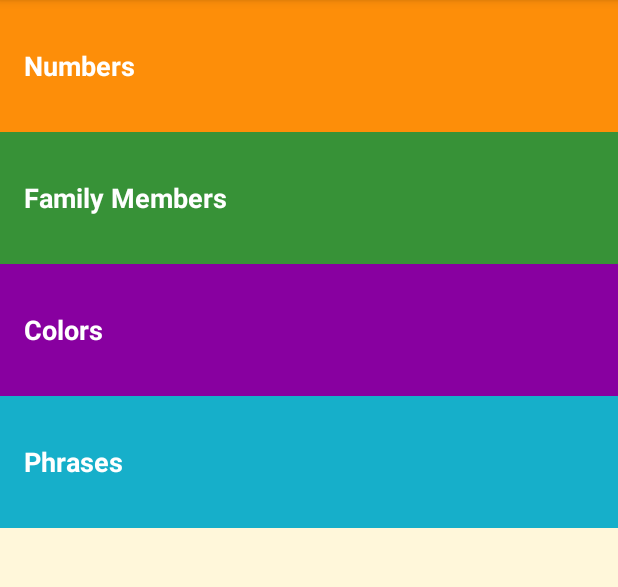
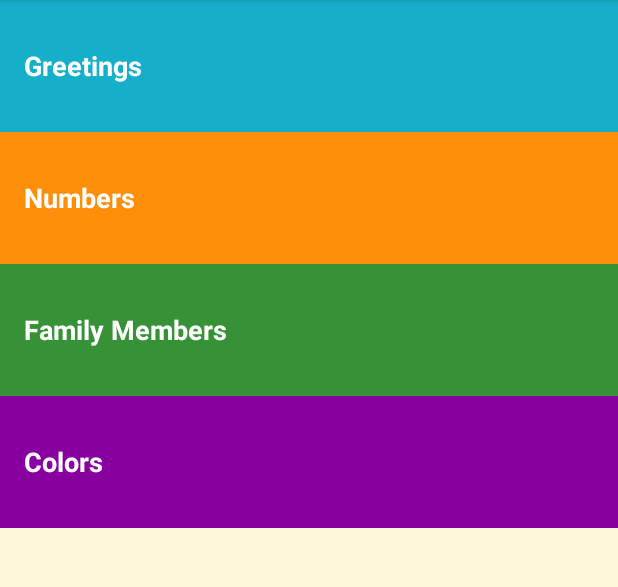
Before and after one commit to chanlis/LearnChinese, an Android app: the screen it shows after launch (MainActivity), on a phone screen of 412 x 824 dp, the part 84-671 px from its top. Run offline under Robolectric (Android 15) with nearby library versions, the phone set to English and light mode, and no system bars.

Commit message:
greetings added

```diff
--- a/app/src/main/AndroidManifest.xml
+++ b/app/src/main/AndroidManifest.xml
@@ -31,8 +31,8 @@
         </activity>
         <activity android:name="com.example.android.learnchinese.NumbersActivity"
             android:label="@string/category_numbers"/>
-        <activity android:name="com.example.android.learnchinese.PhrasesActivity"
-            android:label="@string/category_phrases"/>
+        <activity android:name="com.example.android.learnchinese.GreetingsActivity"
+            android:label="@string/category_greetings"/>
         <activity android:name="com.example.android.learnchinese.FamilyActivity"
             android:label="@string/category_family"/>
         <activity android:name="com.example.android.learnchinese.ColorsActivity"
--- a/app/src/main/java/com/example/android/learnchinese/MainActivity.java
+++ b/app/src/main/java/com/example/android/learnchinese/MainActivity.java
@@ -34,7 +34,7 @@ public class MainActivity extends AppCompatActivity {
         TextView numberView = (TextView) findViewById(R.id.numbers);
         TextView familyView = (TextView) findViewById(R.id.family);
         TextView colorsView = (TextView) findViewById(R.id.colors);
-        TextView phrasesView = (TextView) findViewById(R.id.phrases);
+        TextView phrasesView = (TextView) findViewById(R.id.greetings);
 
         // Set a ClickListener on that View
         numberView.setOnClickListener(new View.OnClickListener() {
@@ -63,7 +63,7 @@ public class MainActivity extends AppCompatActivity {
         phrasesView.setOnClickListener(new View.OnClickListener() {
             @Override
             public void onClick(View view) {
-                Intent phrasesIntent = new Intent (MainActivity.this, PhrasesActivity.class);
+                Intent phrasesIntent = new Intent (MainActivity.this, GreetingsActivity.class);
                 startActivity(phrasesIntent);
             }
         });
--- a/app/src/main/res/layout/activity_main.xml
+++ b/app/src/main/res/layout/activity_main.xml
@@ -6,6 +6,12 @@
     android:background="@color/tan_background"
     android:orientation="vertical"
     tools:context="com.example.android.learnchinese.MainActivity">
+
+    <TextView
+        android:id="@+id/greetings"
+        style="@style/CategoryStyle"
+        android:background="@color/category_phrases"
+        android:text="@string/category_greetings" />
 
     <TextView
         android:id="@+id/numbers"
@@ -25,10 +31,5 @@
         android:background="@color/category_colors"
         android:text="@string/category_colors" />
 
-    <TextView
-        android:id="@+id/phrases"
-        style="@style/CategoryStyle"
-        android:background="@color/category_phrases"
-        android:text="@string/category_phrases" />
 
 </LinearLayout>
```
Also changed, not shown: app/src/main/java/com/example/android/learnchinese/GreetingsActivity.java (added, +47 -0 lines), app/src/main/java/com/example/android/learnchinese/PhrasesActivity.java (deleted, +0 -13 lines), app/src/main/java/com/example/android/learnchinese/WordAdapter.java (+6 -1 lines), app/src/main/res/values/strings.xml (+11 -2 lines), 9 other files.
